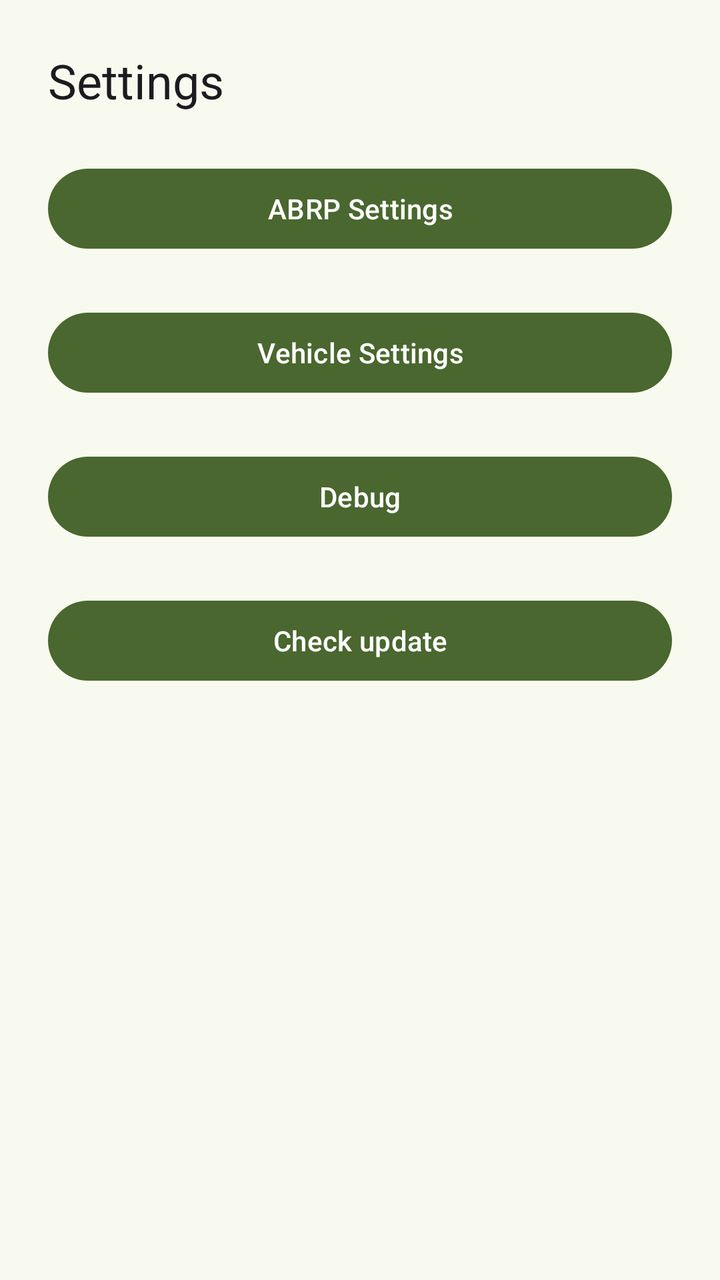
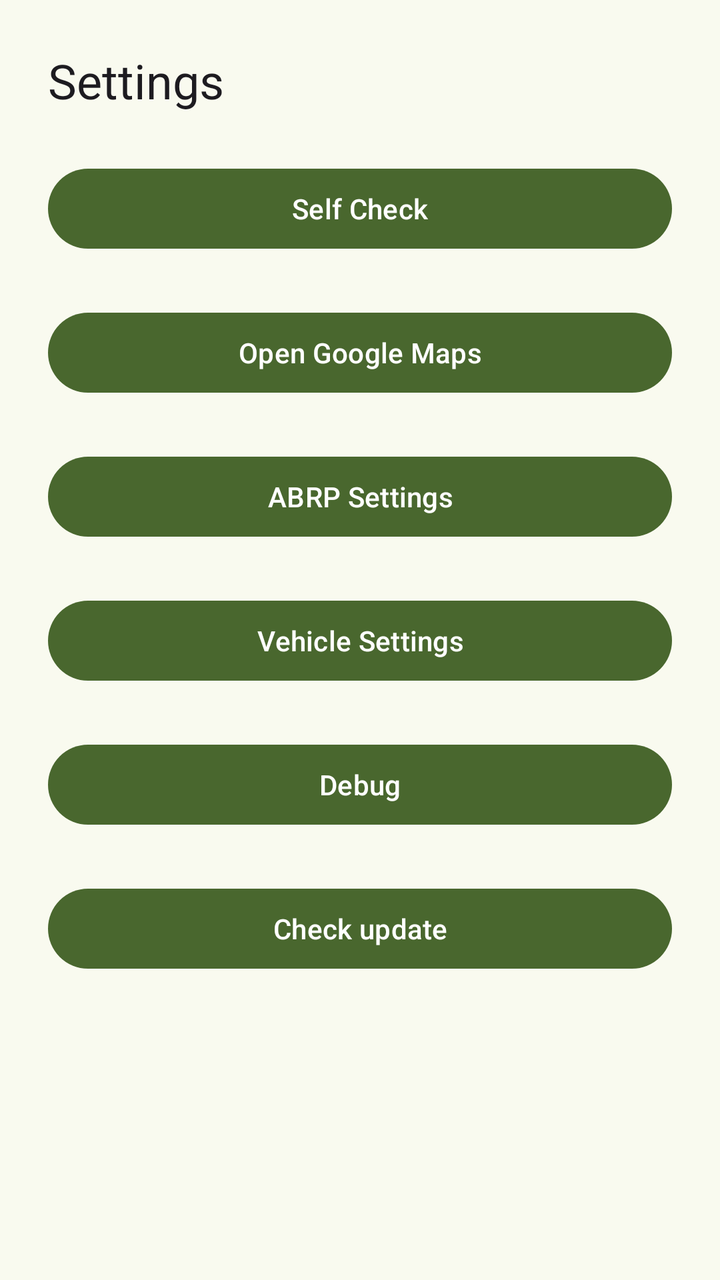

Two renders of the same Android screen: before a commit and after it. Below are the layout's source before the change and the commit's diff.
<!-- AndroidManifest.xml: application theme Theme.CarService -->
<!-- res/layout/activity_main.xml -->
<?xml version="1.0" encoding="utf-8"?>
<androidx.constraintlayout.widget.ConstraintLayout xmlns:android="http://schemas.android.com/apk/res/android"
    xmlns:app="http://schemas.android.com/apk/res-auto"
    xmlns:tools="http://schemas.android.com/tools"
    android:id="@+id/main"
    android:layout_width="match_parent"
    android:layout_height="match_parent"
    android:padding="24dp"
    tools:context=".MainActivity">
    <TextView
        android:id="@+id/titleText"
        android:layout_width="0dp"
        android:layout_height="wrap_content"
        android:text="Settings"
        android:textAppearance="@style/TextAppearance.MaterialComponents.Headline5"
        app:layout_constraintEnd_toEndOf="parent"
        app:layout_constraintStart_toStartOf="parent"
        app:layout_constraintTop_toTopOf="parent" />

    <Button
        android:id="@+id/abrpSettingsButton"
        android:layout_width="0dp"
        android:layout_height="wrap_content"
        android:layout_marginTop="24dp"
        android:text="ABRP Settings"
        app:layout_constraintEnd_toEndOf="parent"
        app:layout_constraintStart_toStartOf="parent"
        app:layout_constraintTop_toBottomOf="@id/titleText" />

    <Button
        android:id="@+id/vehicleSettingsButton"
        android:layout_width="0dp"
        android:layout_height="wrap_content"
        android:layout_marginTop="24dp"
        android:text="Vehicle Settings"
        app:layout_constraintEnd_toEndOf="parent"
        app:layout_constraintStart_toStartOf="parent"
        app:layout_constraintTop_toBottomOf="@id/abrpSettingsButton" />

    <Button
        android:id="@+id/debugButton"
        android:layout_width="0dp"
        android:layout_height="wrap_content"
        android:layout_marginTop="24dp"
        android:text="Debug"
        app:layout_constraintEnd_toEndOf="parent"
        app:layout_constraintStart_toStartOf="parent"
        app:layout_constraintTop_toBottomOf="@id/vehicleSettingsButton" />

    <Button
        android:id="@+id/checkOtaButton"
        android:layout_width="0dp"
        android:layout_height="wrap_content"
        android:layout_marginTop="24dp"
        android:text="Check update"
        app:layout_constraintEnd_toEndOf="parent"
        app:layout_constraintStart_toStartOf="parent"
        app:layout_constraintTop_toBottomOf="@id/debugButton" />

</androidx.constraintlayout.widget.ConstraintLayout>
<!-- resources referenced by this layout -->
<resources>
  <color name="md_theme_light_primary">#49672E</color>
  <color name="md_theme_light_onPrimary">#FFFFFF</color>
  <color name="md_theme_light_primaryContainer">#CAEEA6</color>
  <color name="md_theme_light_onPrimaryContainer">#324E18</color>
  <color name="md_theme_light_secondary">#57624A</color>
  <color name="md_theme_light_onSecondary">#FFFFFF</color>
  <color name="md_theme_light_secondaryContainer">#DAE7C9</color>
  <color name="md_theme_light_onSecondaryContainer">#3F4A34</color>
  <color name="md_theme_light_tertiary">#386664</color>
  <color name="md_theme_light_onTertiary">#FFFFFF</color>
  <color name="md_theme_light_tertiaryContainer">#BBECE9</color>
  <color name="md_theme_light_onTertiaryContainer">#1E4E4C</color>
  <color name="md_theme_light_error">#BA1A1A</color>
  <color name="md_theme_light_onError">#FFFFFF</color>
  <color name="md_theme_light_errorContainer">#FFDAD6</color>
  <color name="md_theme_light_onErrorContainer">#93000A</color>
  <color name="md_theme_light_background">#F9FAEF</color>
  <color name="md_theme_light_onBackground">#1A1D16</color>
  <color name="md_theme_light_surface">#F9FAEF</color>
  <color name="md_theme_light_onSurface">#1A1D16</color>
  <color name="md_theme_light_surfaceVariant">#E0E4D6</color>
  <color name="md_theme_light_onSurfaceVariant">#44483E</color>
  <color name="md_theme_light_outline">#74796D</color>
  <color name="md_theme_light_outlineVariant">#C4C8BA</color>
  <color name="md_theme_light_inverseSurface">#2E312A</color>
  <color name="md_theme_light_inverseOnSurface">#F0F2E7</color>
  <color name="md_theme_light_inversePrimary">#AED18C</color>
  <color name="md_theme_light_surfaceContainerLowest">#FFFFFF</color>
  <color name="md_theme_light_surfaceContainerLow">#F3F5EA</color>
  <color name="md_theme_light_surfaceContainer">#EDEFE4</color>
  <color name="md_theme_light_surfaceContainerHigh">#E7E9DE</color>
  <color name="md_theme_light_surfaceContainerHighest">#E2E3D9</color>
  <!-- unchanged entries left out for length: 1 -->
</resources>

<!-- the commit's change to res/layout/activity_main.xml (unified diff, before → after) -->
@@ -18,6 +18,26 @@
         app:layout_constraintTop_toTopOf="parent" />
 
     <Button
+        android:id="@+id/selfCheckButton"
+        android:layout_width="0dp"
+        android:layout_height="wrap_content"
+        android:layout_marginTop="24dp"
+        android:text="Self Check"
+        app:layout_constraintEnd_toEndOf="parent"
+        app:layout_constraintStart_toStartOf="parent"
+        app:layout_constraintTop_toBottomOf="@id/titleText" />
+
+    <Button
+        android:id="@+id/openMapsButton"
+        android:layout_width="0dp"
+        android:layout_height="wrap_content"
+        android:layout_marginTop="24dp"
+        android:text="Open Google Maps"
+        app:layout_constraintEnd_toEndOf="parent"
+        app:layout_constraintStart_toStartOf="parent"
+        app:layout_constraintTop_toBottomOf="@id/selfCheckButton" />
+
+    <Button
         android:id="@+id/abrpSettingsButton"
         android:layout_width="0dp"
         android:layout_height="wrap_content"
@@ -25,7 +45,7 @@
         android:text="ABRP Settings"
         app:layout_constraintEnd_toEndOf="parent"
         app:layout_constraintStart_toStartOf="parent"
-        app:layout_constraintTop_toBottomOf="@id/titleText" />
+        app:layout_constraintTop_toBottomOf="@id/openMapsButton" />
 
     <Button
         android:id="@+id/vehicleSettingsButton"
